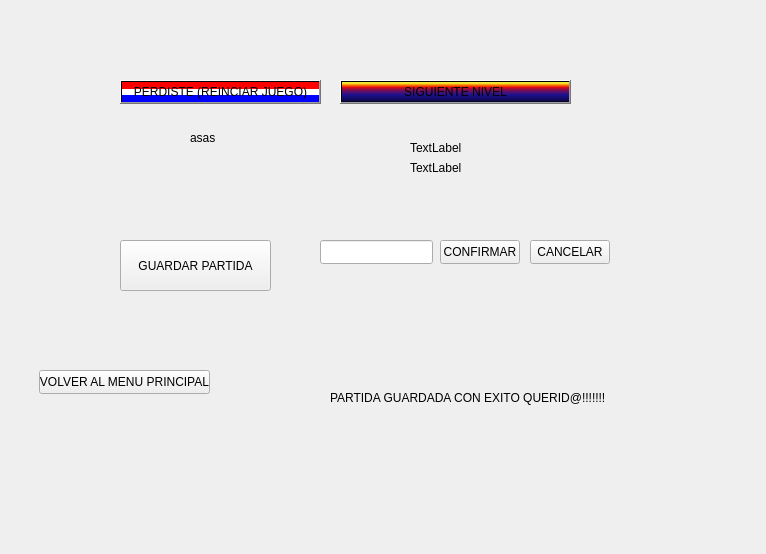
Above: gameplay.ui from facurz55/Paper-Please before the change. Below: the same form after it.
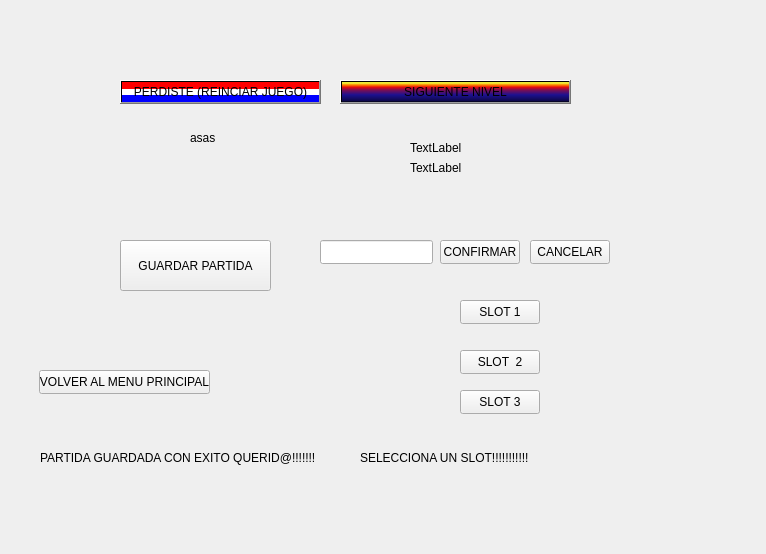
That is the form after the change. The open tabs and pages were chosen to show the change. Icons and pictures are not drawn.

Commit message: botones slots en gameplay

```diff
--- a/gameplay.ui
+++ b/gameplay.ui
@@ -1813,8 +1813,8 @@
       <widget class="QLabel" name="mensajePG">
        <property name="geometry">
         <rect>
-         <x>330</x>
-         <y>390</y>
+         <x>40</x>
+         <y>450</y>
          <width>331</width>
          <height>16</height>
         </rect>
@@ -1836,6 +1836,58 @@
         <string>VOLVER AL MENU PRINCIPAL</string>
        </property>
       </widget>
+      <widget class="QPushButton" name="SLOT1">
+       <property name="geometry">
+        <rect>
+         <x>460</x>
+         <y>300</y>
+         <width>80</width>
+         <height>24</height>
+        </rect>
+       </property>
+       <property name="text">
+        <string>SLOT 1</string>
+       </property>
+      </widget>
+      <widget class="QPushButton" name="SLOT2">
+       <property name="geometry">
+        <rect>
+         <x>460</x>
+         <y>350</y>
+         <width>80</width>
+         <height>24</height>
+        </rect>
+       </property>
+       <property name="text">
+        <string>SLOT  2</string>
+       </property>
+      </widget>
+      <widget class="QPushButton" name="SLOT3">
+       <property name="geometry">
+        <rect>
+         <x>460</x>
+         <y>390</y>
+         <width>80</width>
+         <height>24</height>
+        </rect>
+       </property>
+       <property name="text">
+        <string>SLOT 3</string>
+       </property>
+      </widget>
+      <widget class="QLabel" name="mensajePG_2">
+       <property name="geometry">
+        <rect>
+         <x>360</x>
+         <y>450</y>
+         <width>331</width>
+         <height>16</height>
+        </rect>
+       </property>
+       <property name="text">
+        <string>SELECCIONA UN SLOT!!!!!!!!!!!</string>
+       </property>
+      </widget>
      </widget>
     </widget>
    </item>
```
Left out of the diff: 2 changed lines with no effect on the pictures. The commit also changes 2 other files.
